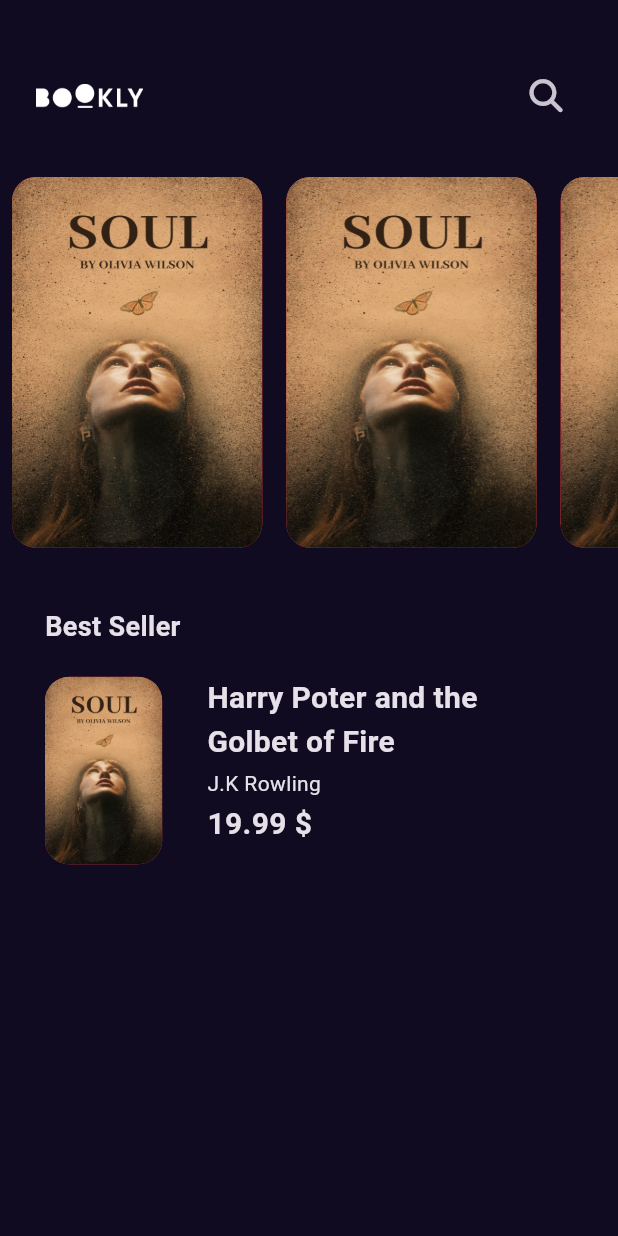
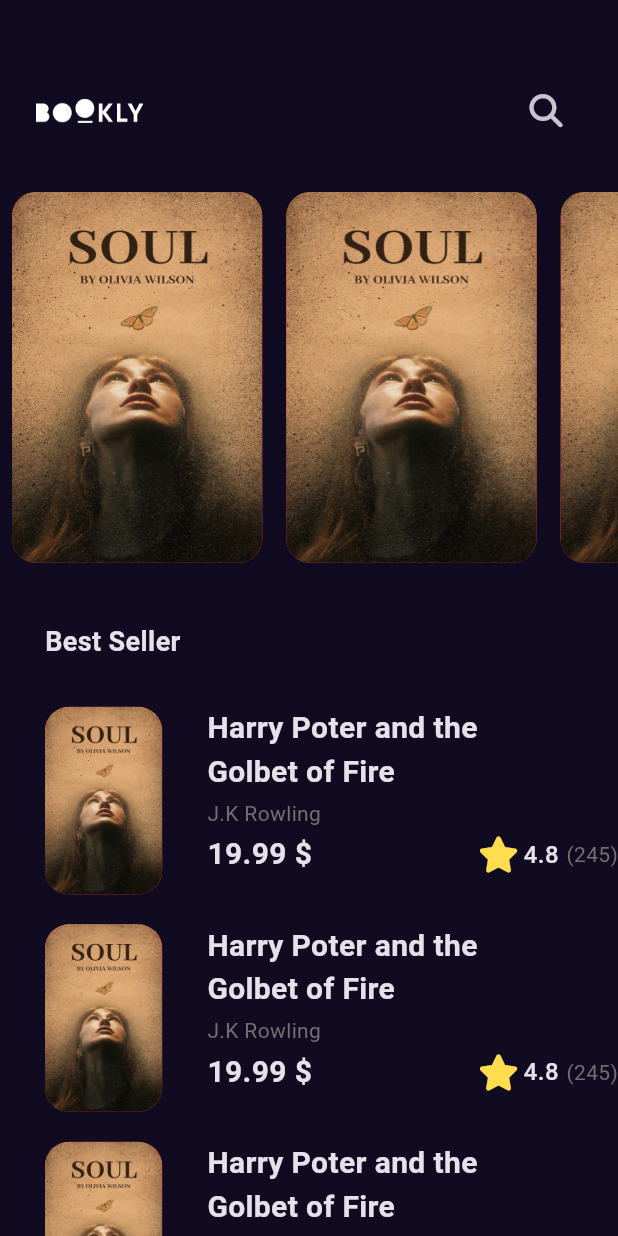
Before and after one commit to Rama-Fassi/MyBookly, a Flutter app: the screen it shows after launch, on a phone screen of 412 x 824 dp. Run offline on Flutter 3.47's test engine with Material 3 defaults, Android fonts, the phone set to English and light mode, and no system bars; our stand-ins replace font_awesome_flutter, get; Roboto replaces fonts that are missing (GT Sectra Fine).

```diff
--- a/lib/features/home/presenatation/views/widgets/best_seller_List_view_item.dart
+++ b/lib/features/home/presenatation/views/widgets/best_seller_List_view_item.dart
@@ -1,6 +1,7 @@
 import 'package:flutter/material.dart';
 import 'package:my_bookly/core/utils/assests.dart';
 import 'package:my_bookly/core/utils/styles.dart';
+import 'package:my_bookly/features/home/presenatation/views/widgets/book_rating.dart';
 
 class BestSellerListViewItem extends StatelessWidget {
   const BestSellerListViewItem({super.key});
@@ -31,7 +32,8 @@ class BestSellerListViewItem extends StatelessWidget {
             const SizedBox(
               width: 30,
             ),
-            Column(
+            Expanded(
+              child: Column(
                 crossAxisAlignment: CrossAxisAlignment.start,
                 children: [
                   SizedBox(
@@ -48,9 +50,10 @@ class BestSellerListViewItem extends StatelessWidget {
                   const SizedBox(
                     height: 3,
                   ),
-                const Text(
+                  Text(
                     'J.K Rowling',
-                  style: Styles.textStyle14,
+                    style: Styles.textStyle14
+                        .copyWith(color: const Color(0xff707070)),
                   ),
                   const SizedBox(
                     height: 3,
@@ -60,10 +63,13 @@ class BestSellerListViewItem extends StatelessWidget {
                       Text(
                         '19.99 \$',
                         style: Styles.textStyle20,
-                    )
+                      ),
+                      Spacer(),
+                      BookRating(),
                     ],
                   )
                 ],
+              ),
             ),
           ],
         ),
--- /dev/null
+++ b/lib/features/home/presenatation/views/widgets/best_seller_list_View.dart
@@ -0,0 +1,22 @@
+import 'package:flutter/material.dart';
+import 'package:my_bookly/features/home/presenatation/views/widgets/best_seller_List_view_item.dart';
+
+class BestSellerListView extends StatelessWidget {
+  const BestSellerListView({super.key});
+
+  @override
+  Widget build(BuildContext context) {
+    return ListView.builder(
+      // shrinkWrap: true,
+      physics: const NeverScrollableScrollPhysics(),
+      padding: EdgeInsets.zero,
+      itemBuilder: (context, index) {
+        return const Padding(
+          padding: EdgeInsets.symmetric(vertical: 10),
+          child: BestSellerListViewItem(),
+        );
+      },
+      itemCount: 10,
+    );
+  }
+}
--- /dev/null
+++ b/lib/features/home/presenatation/views/widgets/book_rating.dart
@@ -0,0 +1,33 @@
+import 'package:flutter/material.dart';
+import 'package:font_awesome_flutter/font_awesome_flutter.dart';
+import 'package:my_bookly/core/utils/styles.dart';
+
+class BookRating extends StatelessWidget {
+  const BookRating({super.key});
+
+  @override
+  Widget build(BuildContext context) {
+    return  Row(
+      children: [
+       const Icon(
+          FontAwesomeIcons.solidStar,
+          color: Color(0xffFFDD4F),
+        ),
+      const  SizedBox(
+          width: 6.3,
+        ),
+      const  Text(
+          '4.8',
+          style: Styles.textStyle16,
+        ),
+     const   SizedBox(
+          width: 5,
+        ),
+        Text(
+          '(245)',
+          style: Styles.textStyle14.copyWith(color: const Color( 0xff707070)),
+        ),
+      ],
+    );
+  }
+}
--- a/lib/features/home/presenatation/views/widgets/home_view_body.dart
+++ b/lib/features/home/presenatation/views/widgets/home_view_body.dart
@@ -1,18 +1,24 @@
 import 'package:flutter/material.dart';
-import 'package:my_bookly/core/utils/assests.dart';
 import 'package:my_bookly/core/utils/styles.dart';
-import 'package:my_bookly/features/home/presenatation/views/widgets/best_seller_List_view_item.dart';
 import 'package:my_bookly/features/home/presenatation/views/widgets/custom_app_bar.dart';
 import 'package:my_bookly/features/home/presenatation/views/widgets/featured_list_view.dart';
+
+import 'best_seller_list_View.dart';
 
 class HomeViewBody extends StatelessWidget {
   const HomeViewBody({super.key});
 
   @override
   Widget build(BuildContext context) {
-    return const Column(
+    return const CustomScrollView(
+      slivers: [
+        SliverToBoxAdapter(
+          child: Column(
             crossAxisAlignment: CrossAxisAlignment.start,
             children: [
+              SizedBox(
+                height: 10,
+              ),
               CustomAppBar(),
               FeaturedBooksListView(),
               SizedBox(
@@ -25,7 +31,12 @@ class HomeViewBody extends StatelessWidget {
                   style: Styles.textStyle18,
                 ),
               ),
-        BestSellerListViewItem(),
+            ],
+          ),
+        ),
+        SliverFillRemaining(
+          child: BestSellerListView(),
+        )
       ],
     );
   }
```
Lines whose indentation alone changed are shown as unchanged.
